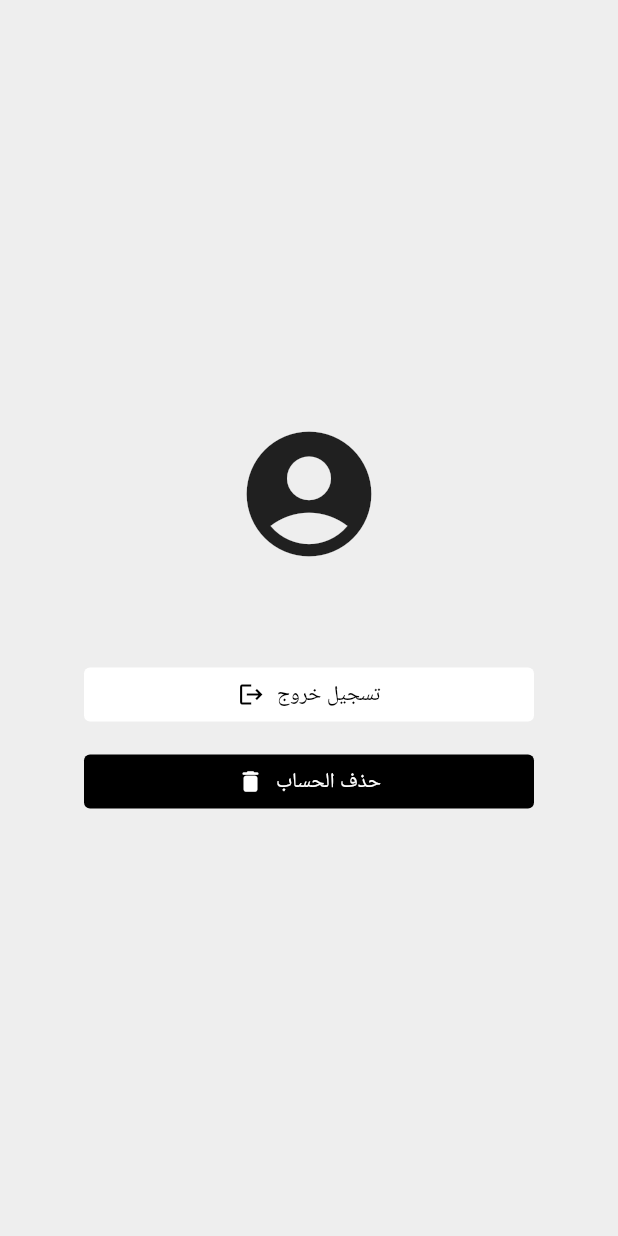
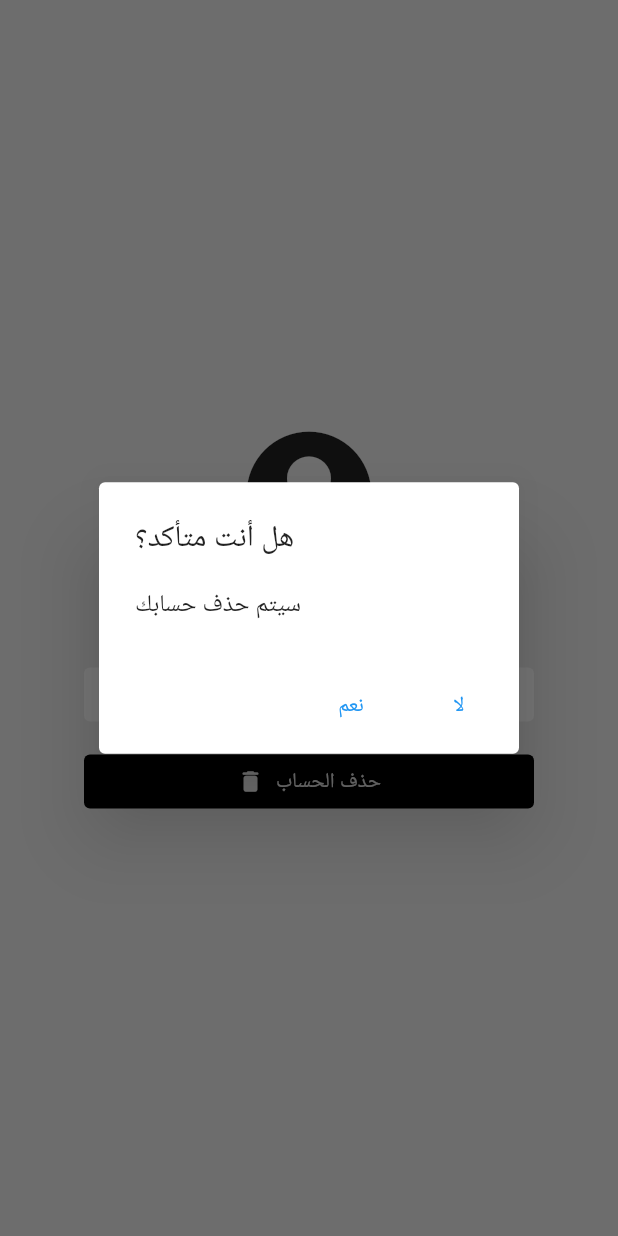
Before and after one commit to nongtr/Lyland, a Flutter app: the CSout screen opened directly, after a tap on "حذف الحساب", on a phone screen of 412 x 824 dp. Run offline on Flutter 3.47's test engine with Material 2 defaults, Android fonts, the phone set to English and light mode, and no system bars; our stand-ins replace cloud_firestore, firebase_auth, firebase_core, firebase_storage, image_picker, table_calendar; accounts and stored records are empty.

```diff
--- a/lib/Screens/CS/Customer_mainScreen.dart
+++ b/lib/Screens/CS/Customer_mainScreen.dart
@@ -26,7 +26,7 @@ class _BodyState extends State<Body> {
 
   void _getProperties() async {
     await for (var snapshot
-        in FirebaseFirestore.instance.collection('posts').snapshots()) {
+    in FirebaseFirestore.instance.collection('posts').snapshots()) {
       listLength = snapshot.docs.length;
       for (var property in snapshot.docs) {
         idPropertyPost.add(property.reference.id);
--- a/lib/Screens/CS/Customer_signOut.dart
+++ b/lib/Screens/CS/Customer_signOut.dart
@@ -25,7 +25,7 @@ class _CSoutState extends State<CSout> {
       await user?.delete();
 
       // Navigate back to the login screen
-      Navigator.pushNamed(context, '/');
+      Navigator.pushNamed(context, 'loginScreen');
       ScaffoldMessenger.of(context).showSnackBar(
         SnackBar(
           content: Text('تم حذف حسابك بنجاح'),
@@ -98,12 +98,35 @@ class _CSoutState extends State<CSout> {
             Container(
               width: 300, // Adjust the width as needed
               child: TextButton.icon(
-                onPressed: deleteAccount,
+                onPressed: () {
+                  showDialog(
+                    context: context,
+                    builder: (BuildContext context) {
+                      return AlertDialog(
+                        title: Text('هل أنت متأكد؟'),
+                        content: Text('سيتم حذف حسابك'),
+                        actions: [
+                          TextButton(
+                            onPressed: () {
+                              Navigator.of(context).pop(); // Close the dialog
+                              deleteAccount(); // Call the deleteAccount method
+                            },
+                            child: Text('نعم'),
+                          ),
+                          TextButton(
+                            onPressed: () {
+                              Navigator.of(context).pop(); // Close the dialog
+                            },
+                            child: Text('لا'),
+                          ),
+                        ],
+                      );
+                    },
+                  );
+                },
                 style: ButtonStyle(
-                  foregroundColor:
-                      MaterialStateProperty.all<Color>(Colors.white),
-                  backgroundColor:
-                      MaterialStateProperty.all<Color>(Colors.black),
+                  foregroundColor: MaterialStateProperty.all<Color>(Colors.white),
+                  backgroundColor: MaterialStateProperty.all<Color>(Colors.black),
                 ),
                 icon: Icon(
                   Icons.delete_rounded,
--- a/lib/Screens/PO/Owner_screenBar.dart
+++ b/lib/Screens/PO/Owner_screenBar.dart
@@ -28,7 +28,7 @@ int index = 0;
 class _ProOwnerScState extends State<ProOwnerSc> {
   void _getProperties() async {
     await for (var snapshot
-        in FirebaseFirestore.instance.collection('posts').snapshots()) {
+    in FirebaseFirestore.instance.collection('posts').snapshots()) {
       listLength = snapshot.docs.length;
       for (var property in snapshot.docs) {
         idPropertyPost.add(property.reference.id);
--- a/lib/Screens/login_screen.dart
+++ b/lib/Screens/login_screen.dart
@@ -140,8 +140,8 @@ class _login_screenState extends State<login_screen> {
                         try {
                           await FirebaseAuth.instance
                               .signInWithEmailAndPassword(
-                                  email: _emailController.text,
-                                  password: _passwordController.text);
+                              email: _emailController.text,
+                              password: _passwordController.text);
 
                           if (valditUser == true) {
                             final validSnackBar = SnackBar(
--- a/lib/Screens/signup_screen.dart
+++ b/lib/Screens/signup_screen.dart
@@ -371,7 +371,7 @@ class _SignUpScreenState extends State<SignUpScreen> {
       'phoneNumber': _phoneNumberController.text,
       'name': _nameController.text
     });
-    Navigator.pushReplacementNamed(context, '/');
+    Navigator.pushReplacementNamed(context, 'loginScreen');
   }
 
   bool passwordConfirmed() {
@@ -394,7 +394,7 @@ class _SignUpScreenState extends State<SignUpScreen> {
   }
 
   void openSigninScreen() {
-    Navigator.of(context).pushReplacementNamed('/');
+    Navigator.of(context).pushReplacementNamed('loginScreen');
   }
 
   @override
--- a/lib/constants.dart
+++ b/lib/constants.dart
@@ -7,4 +7,4 @@ const kTitleTextStyle = TextStyle(
 );
 
 const KEditDeleteTextStyle =
-    TextStyle(fontSize: 25, fontWeight: FontWeight.bold, color: Colors.black);
+TextStyle(fontSize: 25, fontWeight: FontWeight.bold, color: Colors.black);
```
Also changed, not shown: lib/Screens/PO/Owner_orders.dart (+4 -4 lines), lib/Auth.dart (line endings or trailing spaces), lib/Screens/CS/Customer_OrderDate.dart (indentation only), lib/Screens/CS/Customer_orderCheck.dart (indentation only), lib/Screens/CS/Customer_screenBar.dart (line endings or trailing spaces), lib/Screens/CS/SearchResultScreen.dart (indentation only), lib/Screens/CS/property_itemBody.dart (indentation only), lib/Screens/PO/Owner_ordersList.dart (indentation only), lib/Screens/PO/add_probertyContainers.dart (line endings or trailing spaces), lib/Screens/PO/editProperty.dart (indentation only), lib/Screens/splashScreen.dart (line endings or trailing spaces), lib/Widget/extandable_discription.dart (indentation only), lib/main.dart (line endings or trailing spaces). Lines whose indentation alone changed are shown as unchanged.
